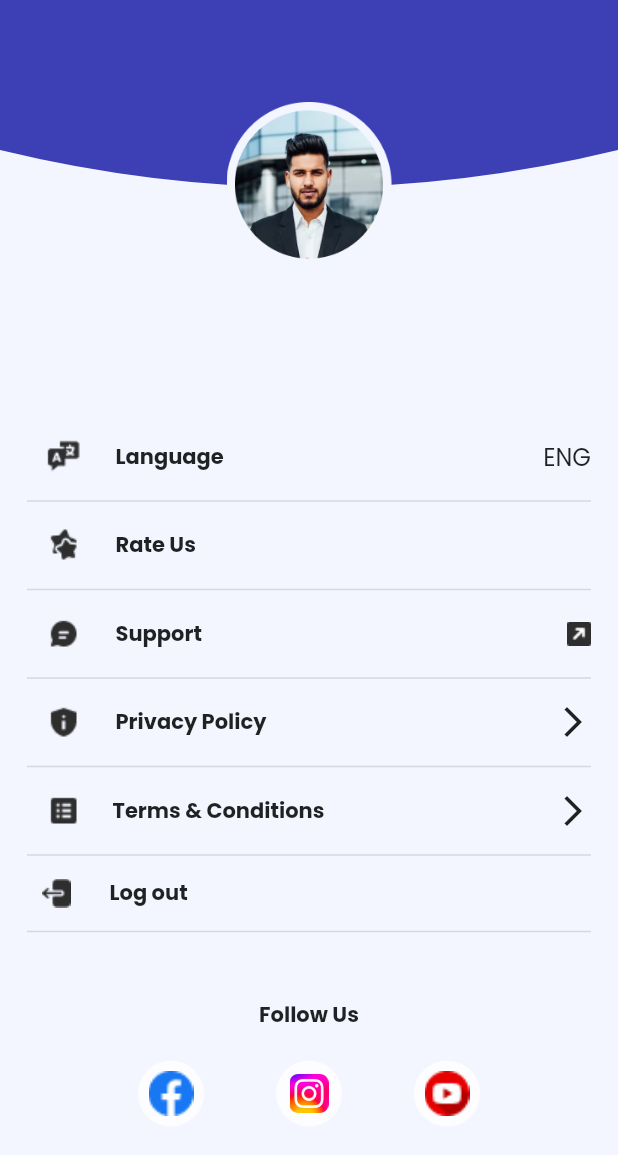
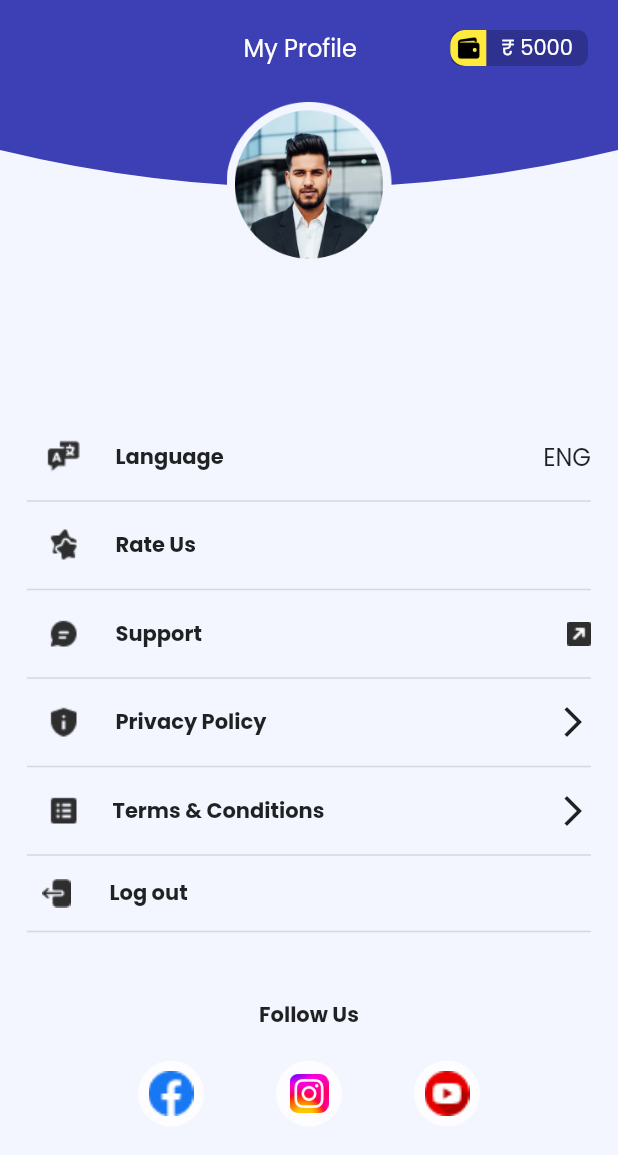
Before and after one commit to macsoftechnologies/turbopaisa_flutter, a Flutter app: the ProfileSettingsPage widget shown alone on an empty page, opened directly, on a phone screen of 412 x 824 dp. Shown: the top 1155 px of the screen. Run offline on Flutter 3.47's test engine with Material 2 defaults, Android fonts, the phone set to English and light mode, and no system bars; our stand-ins replace confetti, dio, dotted_border, retrofit, shared_preferences; missing offline and left inert: circular_bottom_navigation, scratcher; accounts and stored records are empty; generated files the repository leaves out were written again; network calls fail.

Commit message:
Bug fixes.

```diff
--- a/lib/pages/profile_settings.dart
+++ b/lib/pages/profile_settings.dart
@@ -8,6 +8,7 @@ import 'package:offersapp/utils/app_colors.dart';
 import 'package:shared_preferences/shared_preferences.dart';
 
 import '../api/model/UserData.dart';
+import '../generated/assets.dart';
 
 class ProfileSettingsPage extends StatefulWidget {
   const ProfileSettingsPage({Key? key}) : super(key: key);
@@ -64,6 +65,68 @@ class _ProfileSettingsPageState extends State<ProfileSettingsPage> {
                   color: Color(0xff3D3FB5),
                 ),
               ),
+              Padding(
+                padding: const EdgeInsets.all(20),
+                child: Row(
+                  mainAxisAlignment: MainAxisAlignment.spaceBetween,
+                  children: [
+                    // ClipRRect(
+                    //   child: Image.asset(
+                    //     'assets/images/proflie_image.png',
+                    //     fit: BoxFit.cover,
+                    //     width: 45,
+                    //     // height: 200,
+                    //     //height: 100,
+                    //   ),
+                    // ),
+                    SizedBox(
+                      width: 80,
+                    ),
+                    Text(
+                      "My Profile",
+                      style: TextStyle(color: Colors.white, fontSize: 16),
+                    ),
+                    Container(
+                      decoration: BoxDecoration(
+                        borderRadius: BorderRadius.all(Radius.circular(7)),
+                        // margin: EdgeInsets.all(5),2
+                        color: AppColors.primaryDarkColor.withOpacity(0.5),
+                      ),
+                      // padding: EdgeInsets.all(20),
+                      padding: EdgeInsets.only(right: 10),
+                      child: Row(
+                        crossAxisAlignment: CrossAxisAlignment.center,
+                        children: [
+                          Container(
+                            decoration: BoxDecoration(
+                              color: Colors.yellow,
+                              borderRadius: BorderRadius.only(
+                                  topLeft: Radius.circular(10),
+                                  bottomLeft: Radius.circular(10)),
+                            ),
+                            child: Padding(
+                              padding: const EdgeInsets.all(3),
+                              child: Image.asset(
+                                color: Colors.black,
+                                'assets/images/wallet_icon.png',
+                                fit: BoxFit.contain,
+                                width: 18,
+                              ),
+                            ),
+                          ),
+                          SizedBox(
+                            width: 10,
+                          ),
+                          Text(
+                            "₹ 5000",
+                            style: TextStyle(color: Colors.white, fontSize: 14),
+                          )
+                        ],
+                      ),
+                    ),
+                  ],
+                ),
+              ),
               Center(
                 child: Column(
                   children: [
@@ -84,8 +147,8 @@ class _ProfileSettingsPageState extends State<ProfileSettingsPage> {
                     ),
                     Text(
                       userData?.name?.toUpperCase() ?? "",
-                      style: TextStyle(
-                          fontWeight: FontWeight.bold, fontSize: 18),
+                      style:
+                          TextStyle(fontWeight: FontWeight.bold, fontSize: 18),
                     ),
                     Text(userData?.email ?? ""),
                     SizedBox(
--- a/lib/pages/wallet_page.dart
+++ b/lib/pages/wallet_page.dart
@@ -26,11 +26,25 @@ class _WalletBalacePageState extends State<WalletBalacePage> {
                   color: Color(0xff3D3FB5),
                 ),
               ),
+              Center(
+                child: Padding(
+                  padding: const EdgeInsets.only(top: 16.0),
+                  child: Text(
+                    "My Wallet",
+                    style: TextStyle(
+                        color: Colors.white,
+                        fontSize: 16
+                        ),
+                  ),
+                ),
+              ),
               Padding(
                 padding: const EdgeInsets.symmetric(horizontal: 50),
                 child: Column(
                   children: [
-                    SizedBox(height: 85,),
+                    SizedBox(
+                      height: 85,
+                    ),
                     Stack(
                       children: [
                         SizedBox(
@@ -139,6 +153,7 @@ class _WalletBalacePageState extends State<WalletBalacePage> {
                 ),
               ),
             ]),
+
             SizedBox(
               height: 20,
             ),
@@ -216,8 +231,7 @@ class _WalletBalacePageState extends State<WalletBalacePage> {
                     child: Column(
                       children: [
                         Padding(
-                          padding: const EdgeInsets.symmetric(
-                              horizontal: 22),
+                          padding: const EdgeInsets.symmetric(horizontal: 22),
                           child: Row(
                             children: [
                               CircleAvatar(
@@ -226,15 +240,13 @@ class _WalletBalacePageState extends State<WalletBalacePage> {
                                   color: Colors.orange,
                                 ),
                                 radius: 25,
-                                backgroundColor:
-                                    Colors.orange.withOpacity(0.2),
+                                backgroundColor: Colors.orange.withOpacity(0.2),
                               ),
                               SizedBox(
                                 width: 20,
                               ),
                               Column(
-                                crossAxisAlignment:
-                                    CrossAxisAlignment.start,
+                                crossAxisAlignment: CrossAxisAlignment.start,
                                 children: [
                                   Text(
                                     "Order Id :6519",
@@ -248,15 +260,13 @@ class _WalletBalacePageState extends State<WalletBalacePage> {
                                   ),
                                   Text(
                                     "25 Dec 2023",
-                                    style:
-                                        TextStyle(color: Colors.grey),
+                                    style: TextStyle(color: Colors.grey),
                                   ),
                                 ],
                               ),
                               Spacer(),
                               Column(
-                                crossAxisAlignment:
-                                    CrossAxisAlignment.end,
+                                crossAxisAlignment: CrossAxisAlignment.end,
                                 children: [
                                   Text("- ₹ 500.0",
                                       style: TextStyle(
```
Also changed, not shown: lib/pages/HomePage.dart (+0 -17 lines).
